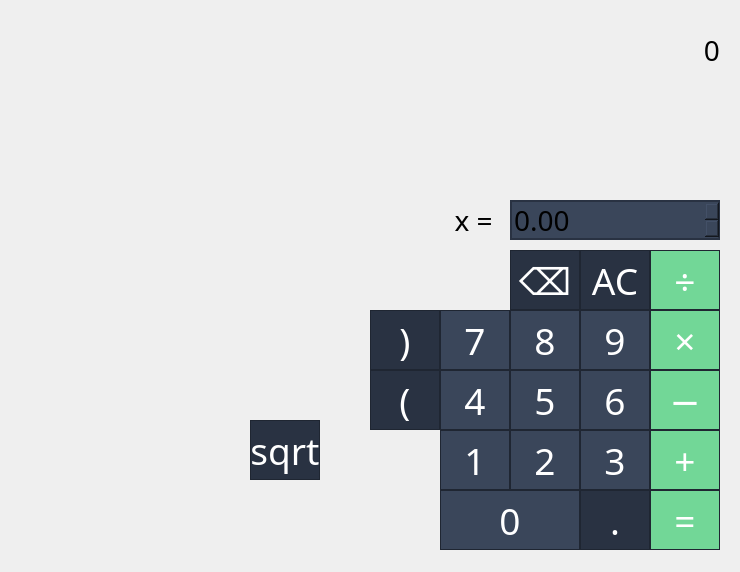
This is mainwindow.ui in enikeevtg/qt_calculator_v1 as Qt 5 draws it before an edit. The edited form follows.
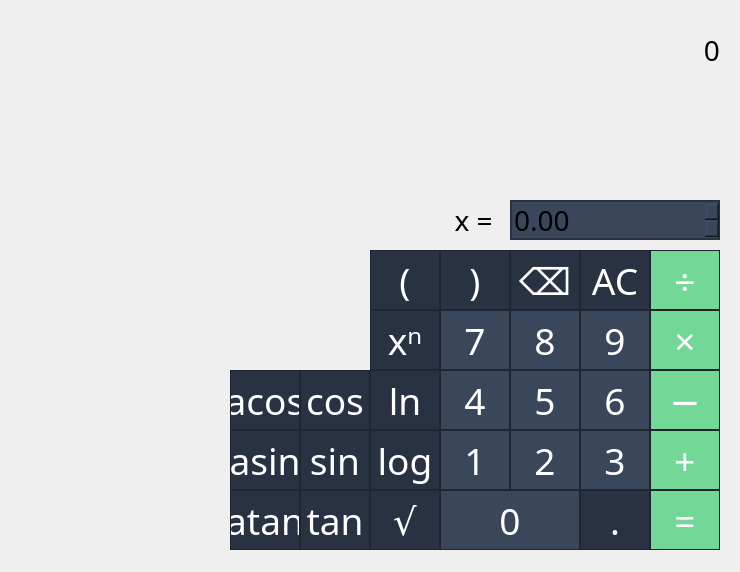
This is the edited form.

Commit message: clickedButtonOperations() decompose

```diff
--- a/mainwindow.ui
+++ b/mainwindow.ui
@@ -661,7 +661,7 @@
     <property name="geometry">
      <rect>
       <x>370</x>
-      <y>370</y>
+      <y>250</y>
       <width>70</width>
       <height>60</height>
      </rect>
@@ -696,8 +696,8 @@
    <widget class="QPushButton" name="pushButton_close_bracket">
     <property name="geometry">
      <rect>
-      <x>370</x>
-      <y>310</y>
+      <x>440</x>
+      <y>250</y>
       <width>70</width>
       <height>60</height>
      </rect>
@@ -914,8 +914,8 @@
    <widget class="QPushButton" name="pushButton_sqrt">
     <property name="geometry">
      <rect>
-      <x>250</x>
-      <y>420</y>
+      <x>370</x>
+      <y>490</y>
       <width>70</width>
       <height>60</height>
      </rect>
@@ -944,7 +944,331 @@
 }</string>
     </property>
     <property name="text">
-     <string>sqrt</string>
+     <string>√</string>
+    </property>
+   </widget>
+   <widget class="QPushButton" name="pushButton_mfunc_cos">
+    <property name="geometry">
+     <rect>
+      <x>300</x>
+      <y>370</y>
+      <width>70</width>
+      <height>60</height>
+     </rect>
+    </property>
+    <property name="sizePolicy">
+     <sizepolicy hsizetype="Minimum" vsizetype="Minimum">
+      <horstretch>0</horstretch>
+      <verstretch>0</verstretch>
+     </sizepolicy>
+    </property>
+    <property name="font">
+     <font>
+      <family>Arial Rounded MT Bold</family>
+      <pointsize>28</pointsize>
+     </font>
+    </property>
+    <property name="styleSheet">
+     <string notr="true">QPushButton {
+	border: 1px solid rgb(31, 38, 50);
+	background-color: rgb(41, 50, 66);
+	color: white;
+}
+
+QPushButton:pressed {
+	background-color: rgb(32, 39, 53);
+}</string>
+    </property>
+    <property name="text">
+     <string>cos</string>
+    </property>
+   </widget>
+   <widget class="QPushButton" name="pushButton_mfunc_sin">
+    <property name="geometry">
+     <rect>
+      <x>300</x>
+      <y>430</y>
+      <width>70</width>
+      <height>60</height>
+     </rect>
+    </property>
+    <property name="sizePolicy">
+     <sizepolicy hsizetype="Minimum" vsizetype="Minimum">
+      <horstretch>0</horstretch>
+      <verstretch>0</verstretch>
+     </sizepolicy>
+    </property>
+    <property name="font">
+     <font>
+      <family>Arial Rounded MT Bold</family>
+      <pointsize>28</pointsize>
+     </font>
+    </property>
+    <property name="styleSheet">
+     <string notr="true">QPushButton {
+	border: 1px solid rgb(31, 38, 50);
+	background-color: rgb(41, 50, 66);
+	color: white;
+}
+
+QPushButton:pressed {
+	background-color: rgb(32, 39, 53);
+}</string>
+    </property>
+    <property name="text">
+     <string>sin</string>
+    </property>
+   </widget>
+   <widget class="QPushButton" name="pushButton_mfunc_tan">
+    <property name="geometry">
+     <rect>
+      <x>300</x>
+      <y>490</y>
+      <width>70</width>
+      <height>60</height>
+     </rect>
+    </property>
+    <property name="sizePolicy">
+     <sizepolicy hsizetype="Minimum" vsizetype="Minimum">
+      <horstretch>0</horstretch>
+      <verstretch>0</verstretch>
+     </sizepolicy>
+    </property>
+    <property name="font">
+     <font>
+      <family>Arial Rounded MT Bold</family>
+      <pointsize>28</pointsize>
+     </font>
+    </property>
+    <property name="styleSheet">
+     <string notr="true">QPushButton {
+	border: 1px solid rgb(31, 38, 50);
+	background-color: rgb(41, 50, 66);
+	color: white;
+}
+
+QPushButton:pressed {
+	background-color: rgb(32, 39, 53);
+}</string>
+    </property>
+    <property name="text">
+     <string>tan</string>
+    </property>
+   </widget>
+   <widget class="QPushButton" name="pushButton_mfunc_ln">
+    <property name="geometry">
+     <rect>
+      <x>370</x>
+      <y>370</y>
+      <width>70</width>
+      <height>60</height>
+     </rect>
+    </property>
+    <property name="sizePolicy">
+     <sizepolicy hsizetype="Minimum" vsizetype="Minimum">
+      <horstretch>0</horstretch>
+      <verstretch>0</verstretch>
+     </sizepolicy>
+    </property>
+    <property name="font">
+     <font>
+      <family>Arial Rounded MT Bold</family>
+      <pointsize>28</pointsize>
+     </font>
+    </property>
+    <property name="styleSheet">
+     <string notr="true">QPushButton {
+	border: 1px solid rgb(31, 38, 50);
+	background-color: rgb(41, 50, 66);
+	color: white;
+}
+
+QPushButton:pressed {
+	background-color: rgb(32, 39, 53);
+}</string>
+    </property>
+    <property name="text">
+     <string>ln</string>
+    </property>
+   </widget>
+   <widget class="QPushButton" name="pushButton_mfunc_log">
+    <property name="geometry">
+     <rect>
+      <x>370</x>
+      <y>430</y>
+      <width>70</width>
+      <height>60</height>
+     </rect>
+    </property>
+    <property name="sizePolicy">
+     <sizepolicy hsizetype="Minimum" vsizetype="Minimum">
+      <horstretch>0</horstretch>
+      <verstretch>0</verstretch>
+     </sizepolicy>
+    </property>
+    <property name="font">
+     <font>
+      <family>Arial Rounded MT Bold</family>
+      <pointsize>28</pointsize>
+     </font>
+    </property>
+    <property name="styleSheet">
+     <string notr="true">QPushButton {
+	border: 1px solid rgb(31, 38, 50);
+	background-color: rgb(41, 50, 66);
+	color: white;
+}
+
+QPushButton:pressed {
+	background-color: rgb(32, 39, 53);
+}</string>
+    </property>
+    <property name="text">
+     <string>log</string>
+    </property>
+   </widget>
+   <widget class="QPushButton" name="pushButton_mfunc_acos">
+    <property name="geometry">
+     <rect>
+      <x>230</x>
+      <y>370</y>
+      <width>70</width>
+      <height>60</height>
+     </rect>
+    </property>
+    <property name="sizePolicy">
+     <sizepolicy hsizetype="Minimum" vsizetype="Minimum">
+      <horstretch>0</horstretch>
+      <verstretch>0</verstretch>
+     </sizepolicy>
+    </property>
+    <property name="font">
+     <font>
+      <family>Arial Rounded MT Bold</family>
+      <pointsize>28</pointsize>
+     </font>
+    </property>
+    <property name="styleSheet">
+     <string notr="true">QPushButton {
+	border: 1px solid rgb(31, 38, 50);
+	background-color: rgb(41, 50, 66);
+	color: white;
+}
+
+QPushButton:pressed {
+	background-color: rgb(32, 39, 53);
+}</string>
+    </property>
+    <property name="text">
+     <string>acos</string>
+    </property>
+   </widget>
+   <widget class="QPushButton" name="pushButton_mfunc_asin">
+    <property name="geometry">
+     <rect>
+      <x>230</x>
+      <y>430</y>
+      <width>70</width>
+      <height>60</height>
+     </rect>
+    </property>
+    <property name="sizePolicy">
+     <sizepolicy hsizetype="Minimum" vsizetype="Minimum">
+      <horstretch>0</horstretch>
+      <verstretch>0</verstretch>
+     </sizepolicy>
+    </property>
+    <property name="font">
+     <font>
+      <family>Arial Rounded MT Bold</family>
+      <pointsize>28</pointsize>
+     </font>
+    </property>
+    <property name="styleSheet">
+     <string notr="true">QPushButton {
+	border: 1px solid rgb(31, 38, 50);
+	background-color: rgb(41, 50, 66);
+	color: white;
+}
+
+QPushButton:pressed {
+	background-color: rgb(32, 39, 53);
+}</string>
+    </property>
+    <property name="text">
+     <string>asin</string>
+    </property>
+   </widget>
+   <widget class="QPushButton" name="pushButton_mfunc_atan">
+    <property name="geometry">
+     <rect>
+      <x>230</x>
+      <y>490</y>
+      <width>70</width>
+      <height>60</height>
+     </rect>
+    </property>
+    <property name="sizePolicy">
+     <sizepolicy hsizetype="Minimum" vsizetype="Minimum">
+      <horstretch>0</horstretch>
+      <verstretch>0</verstretch>
+     </sizepolicy>
+    </property>
+    <property name="font">
+     <font>
+      <family>Arial Rounded MT Bold</family>
+      <pointsize>28</pointsize>
+     </font>
+    </property>
+    <property name="styleSheet">
+     <string notr="true">QPushButton {
+	border: 1px solid rgb(31, 38, 50);
+	background-color: rgb(41, 50, 66);
+	color: white;
+}
+
+QPushButton:pressed {
+	background-color: rgb(32, 39, 53);
+}</string>
+    </property>
+    <property name="text">
+     <string>atan</string>
+    </property>
+   </widget>
+   <widget class="QPushButton" name="pushButton_op_pow">
+    <property name="geometry">
+     <rect>
+      <x>370</x>
+      <y>310</y>
+      <width>70</width>
+      <height>60</height>
+     </rect>
+    </property>
+    <property name="sizePolicy">
+     <sizepolicy hsizetype="Minimum" vsizetype="Minimum">
+      <horstretch>0</horstretch>
+      <verstretch>0</verstretch>
+     </sizepolicy>
+    </property>
+    <property name="font">
+     <font>
+      <family>Arial Rounded MT Bold</family>
+      <pointsize>28</pointsize>
+     </font>
+    </property>
+    <property name="styleSheet">
+     <string notr="true">QPushButton {
+	border: 1px solid rgb(31, 38, 50);
+	background-color: rgb(41, 50, 66);
+	color: white;
+}
+
+QPushButton:pressed {
+	background-color: rgb(32, 39, 53);
+}</string>
+    </property>
+    <property name="text">
+     <string>xⁿ</string>
     </property>
    </widget>
   </widget>
```
Left out of the diff: 10 changed lines with no effect on the pictures. The commit also changes 2 other files.
